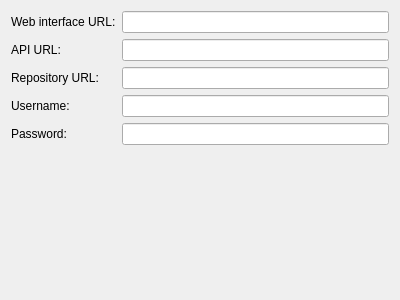
The window that src/ObsLightGui/ui/wizard_configServerUrl.ui (ronan22/obs-light) describes before a commit, drawn with Qt 5.
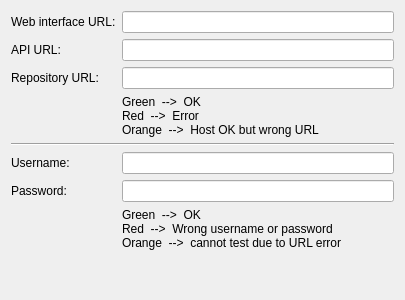
The same window after the commit.

Commit message: UI improvements - implemented enhancement 24985: saving main window size - partially fixed 24974: added tips about wizard widgets' colors

Patch:
```diff
--- a/src/ObsLightGui/ui/wizard_configServerUrl.ui
+++ b/src/ObsLightGui/ui/wizard_configServerUrl.ui
@@ -6,7 +6,7 @@
    <rect>
     <x>0</x>
     <y>0</y>
-    <width>400</width>
+    <width>405</width>
     <height>300</height>
    </rect>
   </property>
@@ -20,7 +20,7 @@
    <string>Server configuration</string>
   </property>
   <property name="subTitle">
-   <string>Enter the 3 URL required to access this server.</string>
+   <string>Enter the 3 URL required to access this server, your user name and your password.</string>
   </property>
   <attribute name="pageId">
    <string notr="true">2</string>
@@ -56,30 +56,55 @@
      </property>
     </widget>
    </item>
-   <item row="6" column="0">
+   <item row="9" column="0">
     <widget class="QLabel" name="label_5">
      <property name="text">
       <string>Username:</string>
      </property>
     </widget>
    </item>
-   <item row="7" column="0">
+   <item row="10" column="0">
     <widget class="QLabel" name="label_4">
      <property name="text">
       <string>Password:</string>
      </property>
     </widget>
    </item>
-   <item row="6" column="1">
+   <item row="9" column="1">
     <widget class="QLineEdit" name="usernameLineEdit"/>
    </item>
-   <item row="7" column="1">
+   <item row="10" column="1">
     <widget class="QLineEdit" name="passwordLineEdit">
      <property name="echoMode">
       <enum>QLineEdit::Password</enum>
      </property>
     </widget>
    </item>
+   <item row="7" column="0" colspan="2">
+    <widget class="Line" name="line">
+     <property name="orientation">
+      <enum>Qt::Horizontal</enum>
+     </property>
+    </widget>
+   </item>
+   <item row="11" column="1">
+    <widget class="QLabel" name="label_6">
+     <property name="text">
+      <string>Green  --&gt;  OK
+Red  --&gt;  Wrong username or password
+Orange  --&gt;  cannot test due to URL error</string>
+     </property>
+    </widget>
+   </item>
+   <item row="5" column="1">
+    <widget class="QLabel" name="label_7">
+     <property name="text">
+      <string>Green  --&gt;  OK
+Red  --&gt;  Error
+Orange  --&gt;  Host OK but wrong URL</string>
+     </property>
+    </widget>
+   </item>
   </layout>
  </widget>
  <resources/>
```
The commit also changes 12 other files.
